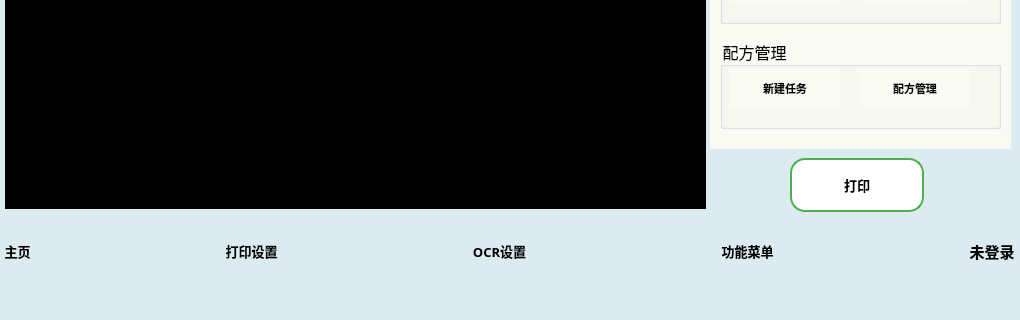
The window that librecad/src/QC_ApplicationWindow.ui (Hcj1108/Librecad_AFP5000) describes before a commit, drawn with Qt 5; both pictures show x 0 to 1020 and y 430 to 750 of the 1020 by 750 pixel window.
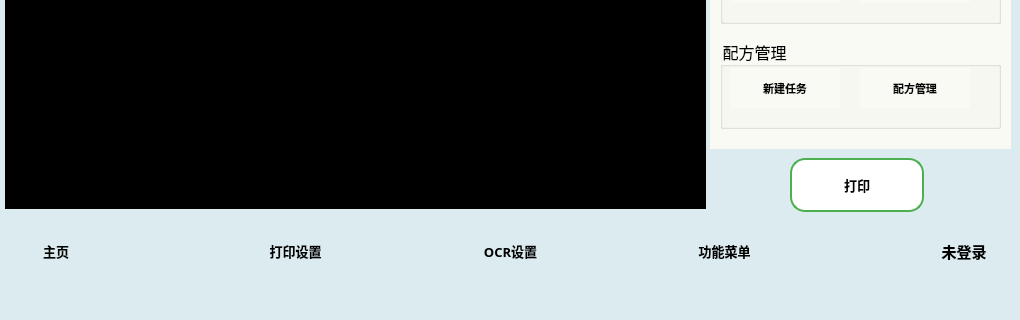
The same window after the commit. Icons and pictures are not drawn.

What changed in the file:
```diff
--- a/librecad/src/QC_ApplicationWindow.ui
+++ b/librecad/src/QC_ApplicationWindow.ui
@@ -2615,6 +2615,12 @@
          </property>
          <item>
           <widget class="QToolButton" name="toolButton_26">
+           <property name="minimumSize">
+            <size>
+             <width>112</width>
+             <height>0</height>
+            </size>
+           </property>
            <property name="font">
             <font>
              <family>微软雅黑</family>
@@ -2835,6 +2841,12 @@
          </item>
          <item>
           <widget class="QToolButton" name="toolButton_17">
+           <property name="minimumSize">
+            <size>
+             <width>112</width>
+             <height>0</height>
+            </size>
+           </property>
            <property name="font">
             <font>
              <family>微软雅黑</family>
```
